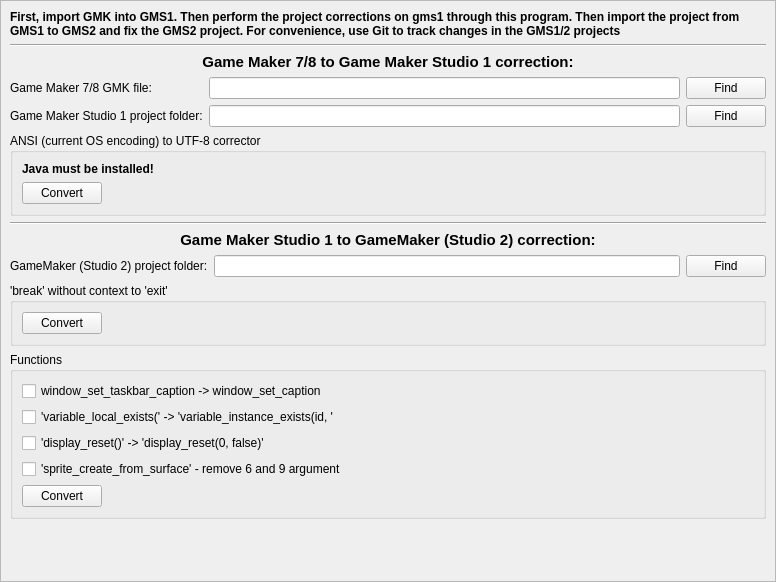
Old version of the form src/mainwindow.ui in the repository 3dproger/GameMakerLegacyHelper.
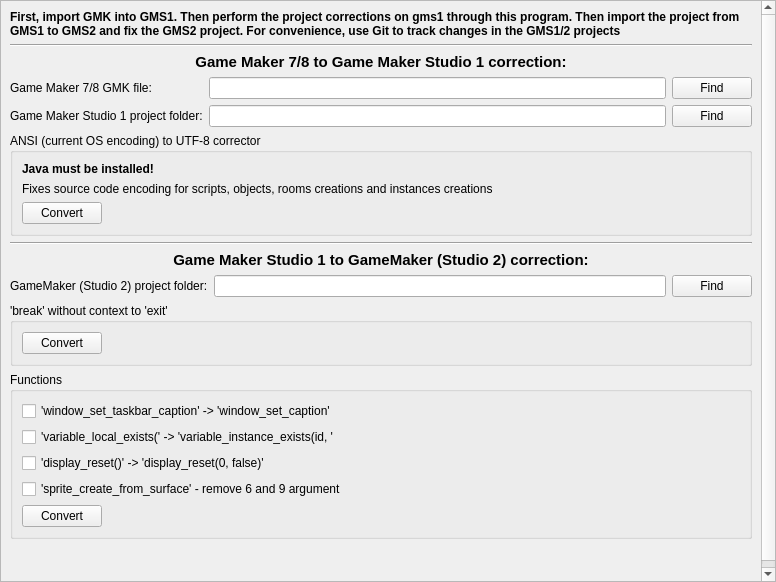
New version of the form.

The edit to the form file:
```diff
--- a/src/mainwindow.ui
+++ b/src/mainwindow.ui
@@ -35,7 +35,7 @@
          <x>0</x>
          <y>0</y>
          <width>757</width>
-         <height>717</height>
+         <height>743</height>
         </rect>
        </property>
        <layout class="QVBoxLayout" name="verticalLayout_2">
@@ -131,14 +131,7 @@
            <string>ANSI (current OS encoding) to UTF-8 corrector</string>
           </property>
           <layout class="QGridLayout" name="gridLayout_3">
-           <item row="1" column="0">
-            <widget class="QPushButton" name="pushButton">
-             <property name="text">
-              <string>Convert</string>
-             </property>
-            </widget>
-           </item>
-           <item row="1" column="1">
+           <item row="2" column="1">
             <spacer name="horizontalSpacer_3">
              <property name="orientation">
               <enum>Qt::Horizontal</enum>
@@ -163,6 +156,23 @@
              </property>
             </widget>
            </item>
+           <item row="2" column="0">
+            <widget class="QPushButton" name="pushButton">
+             <property name="text">
+              <string>Convert</string>
+             </property>
+            </widget>
+           </item>
+           <item row="1" column="0" colspan="2">
+            <widget class="QLabel" name="label_8">
+             <property name="text">
+              <string>Fixes source code encoding for scripts, objects, rooms creations and instances creations</string>
+             </property>
+             <property name="wordWrap">
+              <bool>true</bool>
+             </property>
+            </widget>
+           </item>
           </layout>
          </widget>
         </item>
@@ -250,7 +260,7 @@
              <item>
               <widget class="QCheckBox" name="checkBoxWindowCaption">
                <property name="text">
-                <string>window_set_taskbar_caption -&gt; window_set_caption</string>
+                <string>'window_set_taskbar_caption' -&gt; 'window_set_caption'</string>
                </property>
               </widget>
              </item>
```
Left out of the diff: 2 changed lines with no effect on the pictures.
